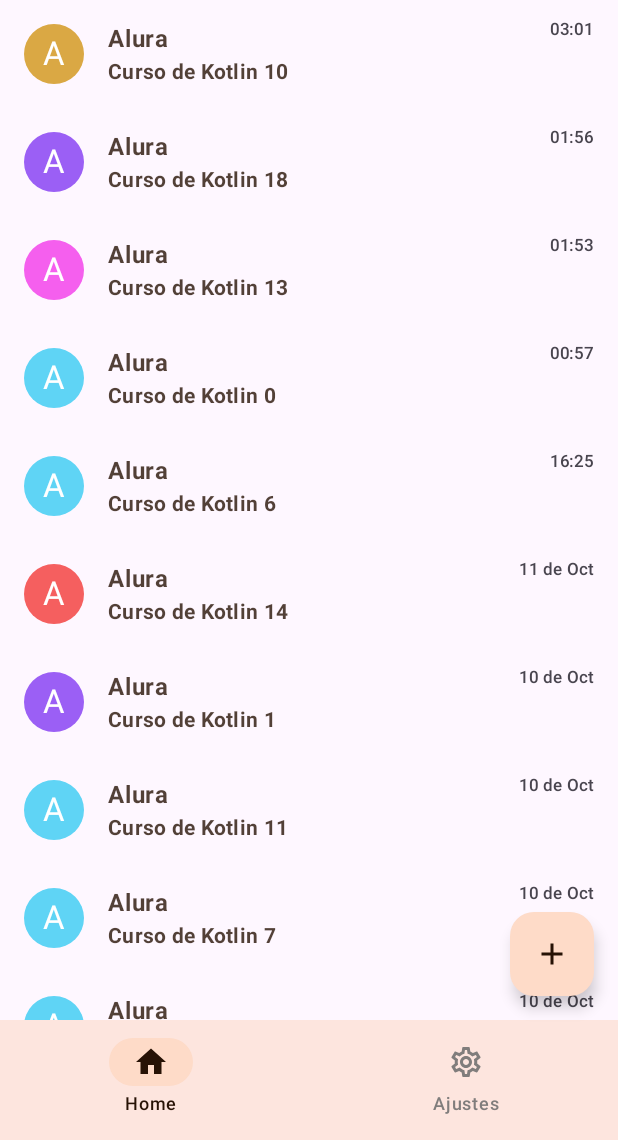
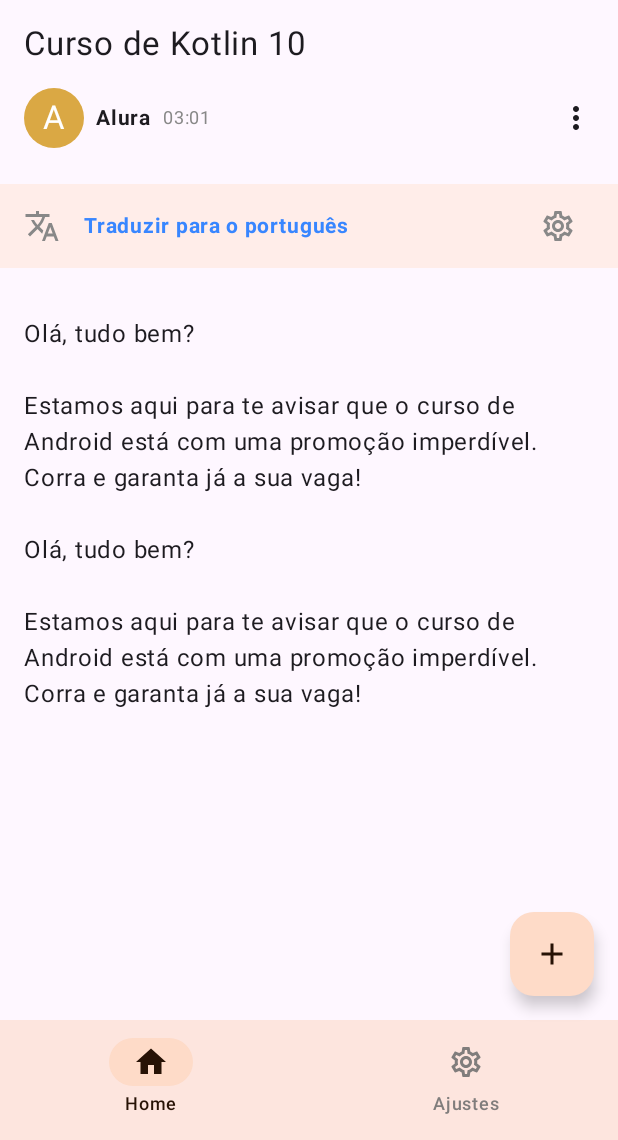
Before and after one commit to git-jr/MAIL, an Android app built with Jetpack Compose: the screen it shows after launch (MainActivity), after a tap on "adicionar", on a phone screen of 412 x 824 dp, the part 96-1236 px from its top. Run offline under Robolectric (Android 15) with nearby library versions, the phone set to English and light mode, and no system bars; pictures from the network do not load; 3 other taps on this screen came first.

Commit message:
feat: content email screen

```diff
--- a/app/src/main/java/com/alura/mail/dao/EmailDao.kt
+++ b/app/src/main/java/com/alura/mail/dao/EmailDao.kt
@@ -17,7 +17,7 @@ class EmailDao {
                 Email(
                     id = index,
                     subject = "Curso de Kotlin $index",
-                    content = "Olá, tudo bem? Estamos aqui para te avisar que o curso de Android está com uma promoção imperdível. Corra e garanta já a sua vaga!",
+                    content = "Olá, tudo bem? \n\nEstamos aqui para te avisar que o curso de Android está com uma promoção imperdível. \nCorra e garanta já a sua vaga! \n\n",
                     time = currentTime,
                     color = backgroundProfileColors.random(),
                     user = User(
@@ -78,15 +78,3 @@ fun generateRandomDateInMillis(weeksAgo: Int): Long {
 
     return (startTime until currentDate).random()
 }
-
-
-//private fun generateRandomDateInMillisJava(weeksAgo: Int = 150): Long {
-//    val currentDate = System.currentTimeMillis()
-//
-//    val startTime = Calendar.getInstance().apply {
-//        timeInMillis = System.currentTimeMillis()
-//        add(Calendar.WEEK_OF_MONTH, -weeksAgo)
-//    }.timeInMillis
-//
-//    return (startTime until currentDate).random()
-//}
--- a/app/src/main/java/com/alura/mail/ui/home/HomeScreen.kt
+++ b/app/src/main/java/com/alura/mail/ui/home/HomeScreen.kt
@@ -1,43 +1,29 @@
-@file:OptIn(ExperimentalMaterial3Api::class)
-
 package com.alura.mail.ui.home
 
 import androidx.activity.compose.BackHandler
 import androidx.compose.animation.Crossfade
-import androidx.compose.foundation.background
 import androidx.compose.foundation.layout.Column
-import androidx.compose.foundation.layout.fillMaxSize
 import androidx.compose.foundation.layout.padding
-import androidx.compose.foundation.layout.size
-import androidx.compose.foundation.lazy.LazyColumn
-import androidx.compose.foundation.lazy.items
-import androidx.compose.foundation.shape.RoundedCornerShape
-import androidx.compose.material.icons.Icons
-import androidx.compose.material.icons.outlined.MoreVert
 import androidx.compose.material3.ExperimentalMaterial3Api
-import androidx.compose.material3.Icon
-import androidx.compose.material3.ListItem
-import androidx.compose.material3.ListItemDefaults
-import androidx.compose.material3.MaterialTheme
 import androidx.compose.material3.Scaffold
-import androidx.compose.material3.Text
 import androidx.compose.material3.TopAppBarDefaults
 import androidx.compose.runtime.Composable
 import androidx.compose.runtime.collectAsState
 import androidx.compose.runtime.getValue
+import androidx.compose.runtime.mutableStateOf
+import androidx.compose.runtime.remember
+import androidx.compose.runtime.setValue
 import androidx.compose.ui.Modifier
-import androidx.compose.ui.draw.clip
 import androidx.compose.ui.input.nestedscroll.nestedScroll
-import androidx.compose.ui.text.font.FontWeight
-import androidx.compose.ui.unit.dp
 import androidx.lifecycle.viewmodel.compose.viewModel
-import coil.compose.AsyncImage
 import com.alura.mail.ui.components.HomeAppBar
 import com.alura.mail.ui.components.HomeBottomBar
 import com.alura.mail.ui.components.HomeFAB
+import com.alura.mail.ui.contentEmail.ContentEmailScreen
 import com.alura.mail.ui.settingsScreen.SettingsScreen
 
 @Composable
+@OptIn(ExperimentalMaterial3Api::class)
 fun HomeScreen(onBack: () -> Unit) {
     val homeViewModel = viewModel<HomeViewModel>()
     val state by homeViewModel.uiState.collectAsState()
@@ -79,9 +65,19 @@ fun HomeScreen(onBack: () -> Unit) {
             modifier = Modifier
                 .padding(paddingValues)
         ) {
+            var selectedEmail: Email? by remember { mutableStateOf(null) }
+            selectedEmail?.let {
+                ContentEmailScreen(
+                    email = it,
+                    textTranslateFor = "Traduzir para o português"
+                )
+            }
+
             Crossfade(targetState = showEmailsList, label = "") { showFeed ->
                 if (showFeed) {
-                    ListPosts(state.emails)
+                    ListPosts(state.emails) {
+                        selectedEmail = it
+                    }
                 } else {
                     SettingsScreen()
                 }
--- a/app/src/main/java/com/alura/mail/ui/home/ListPosts.kt
+++ b/app/src/main/java/com/alura/mail/ui/home/ListPosts.kt
@@ -1,6 +1,7 @@
 package com.alura.mail.ui.home
 
 import androidx.compose.foundation.background
+import androidx.compose.foundation.clickable
 import androidx.compose.foundation.layout.Box
 import androidx.compose.foundation.layout.Column
 import androidx.compose.foundation.layout.Spacer
@@ -9,7 +10,7 @@ import androidx.compose.foundation.layout.height
 import androidx.compose.foundation.layout.size
 import androidx.compose.foundation.lazy.LazyColumn
 import androidx.compose.foundation.lazy.items
-import androidx.compose.foundation.shape.RoundedCornerShape
+import androidx.compose.foundation.shape.CircleShape
 import androidx.compose.material3.ListItem
 import androidx.compose.material3.ListItemDefaults
 import androidx.compose.material3.MaterialTheme
@@ -29,22 +30,27 @@ import com.alura.mail.extensions.toFormattedDate
 
 
 @Composable
-fun ListPosts(emails: List<Email>) {
+fun ListPosts(emails: List<Email>, onClick: (Email) -> Unit) {
     LazyColumn(
         modifier = Modifier
             .background(MaterialTheme.colorScheme.background)
             .fillMaxSize(),
     ) {
         items(emails) { email ->
-            EmailItem(email)
+            EmailItem(email) { onClick(email) }
         }
     }
 }
 
 
 @Composable
-fun EmailItem(email: Email) {
+fun EmailItem(
+    email: Email,
+    onClick: () -> Unit,
+) {
     ListItem(
+        modifier = Modifier
+            .clickable { onClick() },
         headlineContent = {
             Text(
                 text = email.user.name,
@@ -71,11 +77,10 @@ fun EmailItem(email: Email) {
         },
 
         leadingContent = {
-
             Box(
                 modifier = Modifier
                     .size(40.dp)
-                    .clip(RoundedCornerShape(30.dp))
+                    .clip(CircleShape)
                     .background(Color(email.color)),
                 contentAlignment = Alignment.Center,
             ) {
@@ -104,6 +109,7 @@ fun EmailItem(email: Email) {
 @Composable
 fun EmailItemPreview() {
     EmailItem(
-        email = EmailDao().getEmails().first()
+        email = EmailDao().getEmails().first(),
+        onClick = { }
     )
 }
--- a/app/src/main/java/com/alura/mail/ui/theme/Color.kt
+++ b/app/src/main/java/com/alura/mail/ui/theme/Color.kt
@@ -18,6 +18,8 @@ val PrimaryContainerLight = Color(0xFFFEDBC8)
 val SurfaceBeigeLight = Color(0xFFF5ECED)
 val OnSurfaceBeigeLight = Color(0xFF807D7C)
 
+val InverseOnSurface = Color(0xFF3886FF)
+
 
 val backgroundProfileColors = listOf(
     0xFFFE8966,
--- a/app/src/main/java/com/alura/mail/ui/theme/Theme.kt
+++ b/app/src/main/java/com/alura/mail/ui/theme/Theme.kt
@@ -10,7 +10,6 @@ import androidx.compose.material3.dynamicLightColorScheme
 import androidx.compose.material3.lightColorScheme
 import androidx.compose.runtime.Composable
 import androidx.compose.runtime.SideEffect
-import androidx.compose.ui.graphics.Color
 import androidx.compose.ui.graphics.toArgb
 import androidx.compose.ui.platform.LocalContext
 import androidx.compose.ui.platform.LocalView
@@ -25,7 +24,8 @@ private val DarkColorScheme = darkColorScheme(
     secondaryContainer = PrimaryContainerDark,
 
     surface = SurfaceBeigeDark,
-    onSurface = OnSurfaceBeigeDark
+    onSurface = OnSurfaceBeigeDark,
+    inverseOnSurface = InverseOnSurface
 )
 
 private val LightColorScheme = lightColorScheme(
@@ -37,7 +37,8 @@ private val LightColorScheme = lightColorScheme(
     secondaryContainer = PrimaryContainerLight,
 
     surface = SurfaceBeigeLight,
-    onSurface = OnSurfaceBeigeLight
+    onSurface = OnSurfaceBeigeLight,
+    inverseOnSurface = InverseOnSurface
 
     /* Other default colors to override
     background = Color(0xFFFFFBFE),
@@ -49,7 +50,6 @@ private val LightColorScheme = lightColorScheme(
     onSurface = Color(0xFF1C1B1F),
     */
 )
-
 
 
 @Composable
--- /dev/null
+++ b/app/src/main/res/drawable/ic_translate.xml
@@ -0,0 +1,5 @@
+<vector android:height="24dp" android:tint="#000000"
+    android:viewportHeight="24" android:viewportWidth="24"
+    android:width="24dp" xmlns:android="http://schemas.android.com/apk/res/android">
+    <path android:fillColor="@android:color/white" android:pathData="M12.87,15.07l-2.54,-2.51 0.03,-0.03c1.74,-1.94 2.98,-4.17 3.71,-6.53L17,6L17,4h-7L10,2L8,2v2L1,4v1.99h11.17C11.5,7.92 10.44,9.75 9,11.35 8.07,10.32 7.3,9.19 6.69,8h-2c0.73,1.63 1.73,3.17 2.98,4.56l-5.09,5.02L4,19l5,-5 3.11,3.11 0.76,-2.04zM18.5,10h-2L12,22h2l1.12,-3h4.75L21,22h2l-4.5,-12zM15.88,17l1.62,-4.33L19.12,17h-3.24z"/>
+</vector>
```
Also changed, not shown: app/src/main/java/com/alura/mail/MainActivity.kt (+31 -0 lines), app/src/main/java/com/alura/mail/ui/contentEmail/ContentEmailScreen.kt (added, +174 -0 lines).
